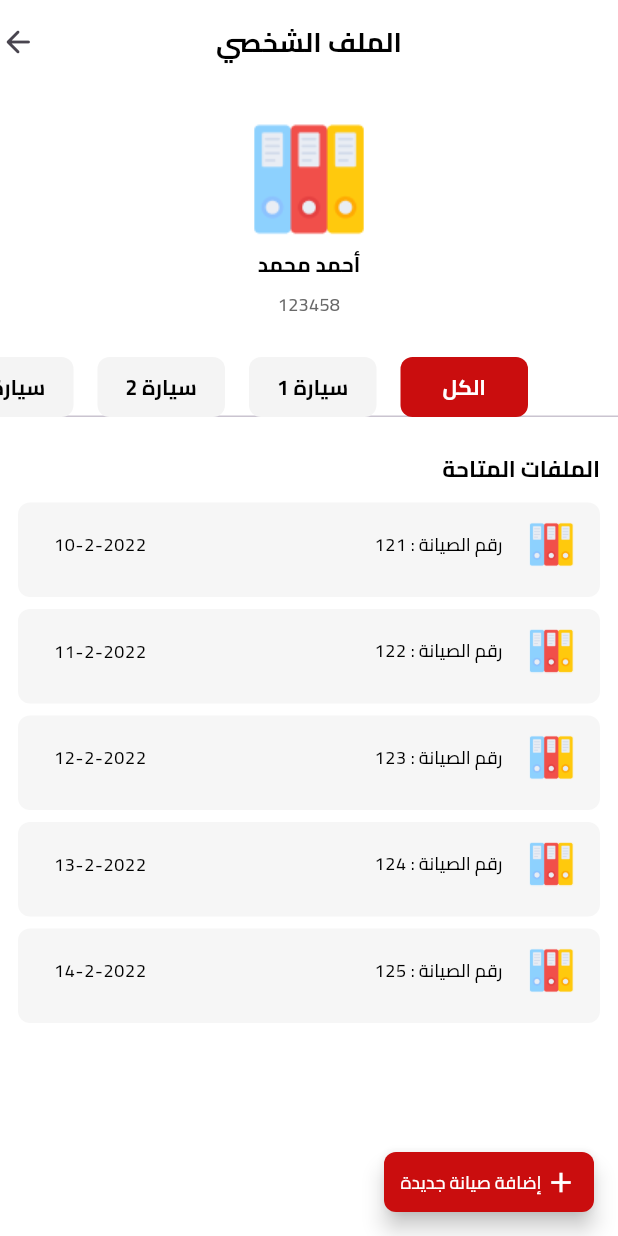
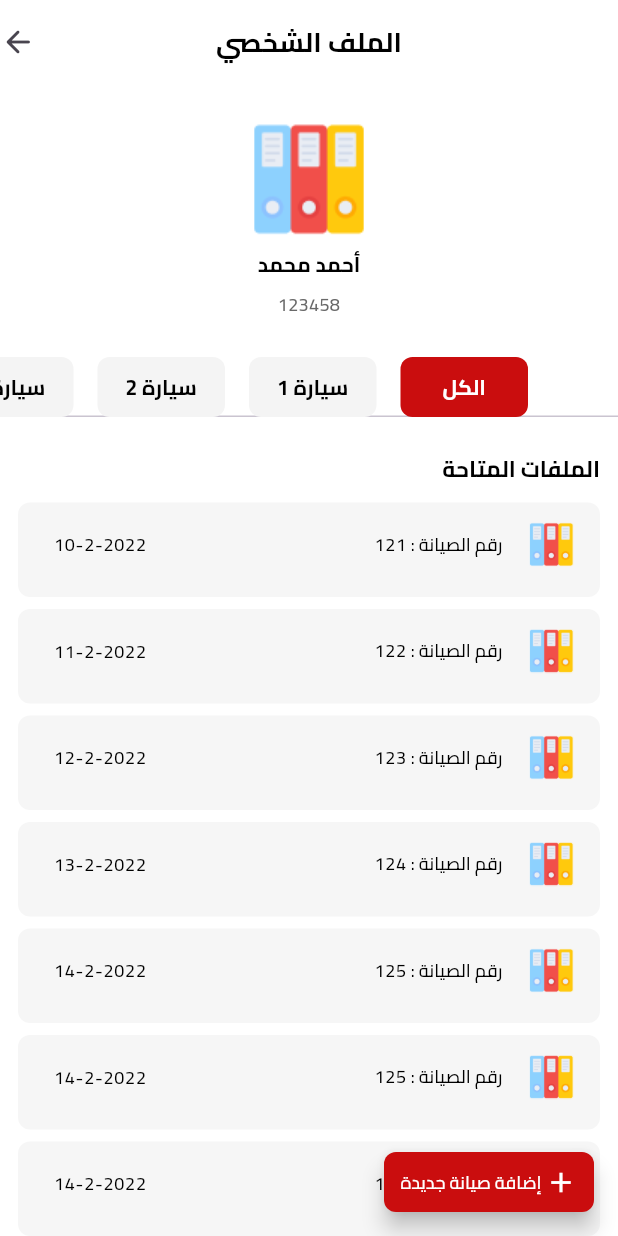
Before and after one commit to YoussefElalfy11/Training, a Flutter app: the screen it shows after launch, on a phone screen of 412 x 824 dp. Run offline on Flutter 3.47's test engine with Material 3 defaults, Android fonts, the light colour scheme and no system bars; Roboto replaces fonts that are missing (Cairo-Bold).

Commit message:
+ home screen

```diff
--- a/lib/home/files/FilesListWidget.dart
+++ b/lib/home/files/FilesListWidget.dart
@@ -12,6 +12,8 @@ class FilesListWidget extends StatelessWidget {
     Files(id: 2, mainNumber: 122, date: "11-2-2022"),
     Files(id: 3, mainNumber: 123, date: "12-2-2022"),
     Files(id: 4, mainNumber: 124, date: "13-2-2022"),
+    Files(id: 5, mainNumber: 125, date: "14-2-2022"),
+    Files(id: 5, mainNumber: 125, date: "14-2-2022"),
     Files(id: 5, mainNumber: 125, date: "14-2-2022"),
   ];
 
@@ -44,11 +46,13 @@ class FilesListWidget extends StatelessWidget {
         ),
       );
     } else {
-      return ListView.separated(
-        itemCount: file.length,
-        itemBuilder: (context, index) => FileWidget(file[index]),
-        separatorBuilder: (context, index) => const SizedBox(
-          height: 8,
+      return Expanded(
+        child: ListView.separated(
+          itemCount: file.length,
+          itemBuilder: (context, index) => FileWidget(file[index]),
+          separatorBuilder: (context, index) => const SizedBox(
+            height: 8,
+          ),
         ),
       );
     }
--- a/lib/home/homeScreen.dart
+++ b/lib/home/homeScreen.dart
@@ -20,7 +20,8 @@ class HomeScreen extends StatelessWidget {
           shape: RoundedRectangleBorder(
             borderRadius: BorderRadius.circular(8),
           ),
-          child: const Center(
+          child: const SingleChildScrollView(
+            child: Center(
               child: Row(
                 mainAxisSize: MainAxisSize.min,
                 children: [
@@ -35,6 +36,7 @@ class HomeScreen extends StatelessWidget {
                         fontFamily: "Cairo-Medium"),
                   ),
                 ],
+              ),
             ),
           ),
         ),
@@ -75,7 +77,7 @@ class HomeScreen extends StatelessWidget {
               ),
             ),
           ),
-          TabsWidget()
+          Expanded(child: TabsWidget())
         ],
       ),
     );
--- a/lib/home/tabs/tabsWidget.dart
+++ b/lib/home/tabs/tabsWidget.dart
@@ -59,8 +59,7 @@ class _SourcesTabsWidgetState extends State<TabsWidget> {
                   fontFamily: ("Cairo-Bold")),
             ),
           ),
-          SizedBox(
-              height: 400, child: FilesListWidget(widget.car[selectedIndex]))
+          FilesListWidget(widget.car[selectedIndex])
         ],
       ),
     );
```
Lines whose indentation alone changed are shown as unchanged.
